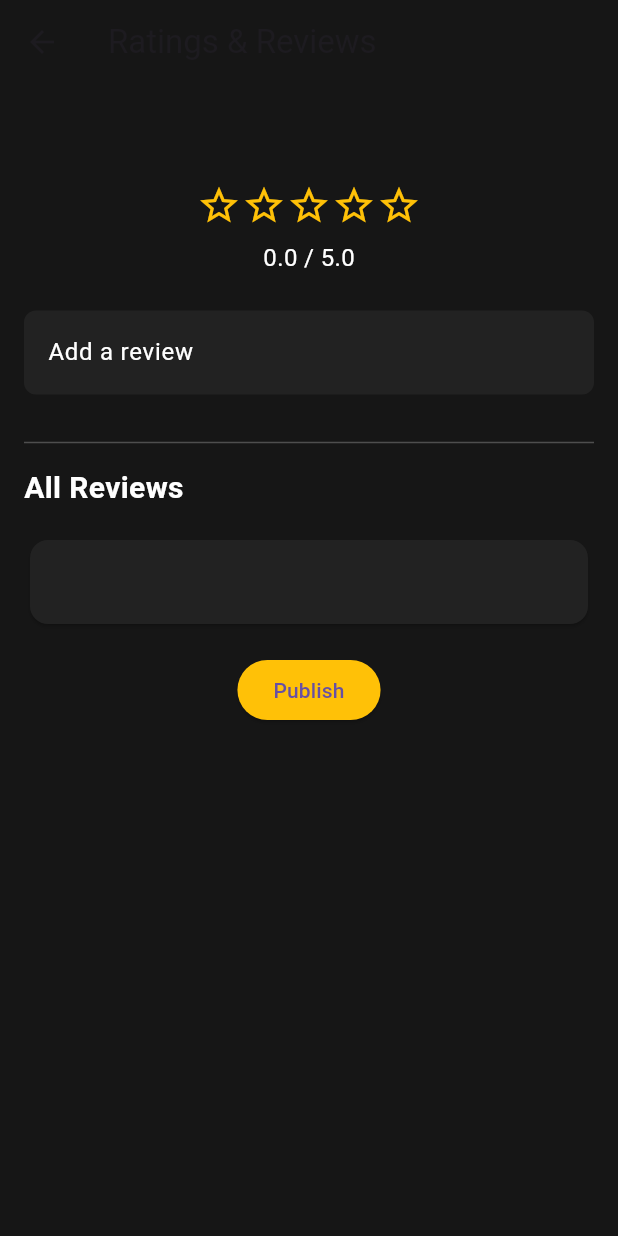
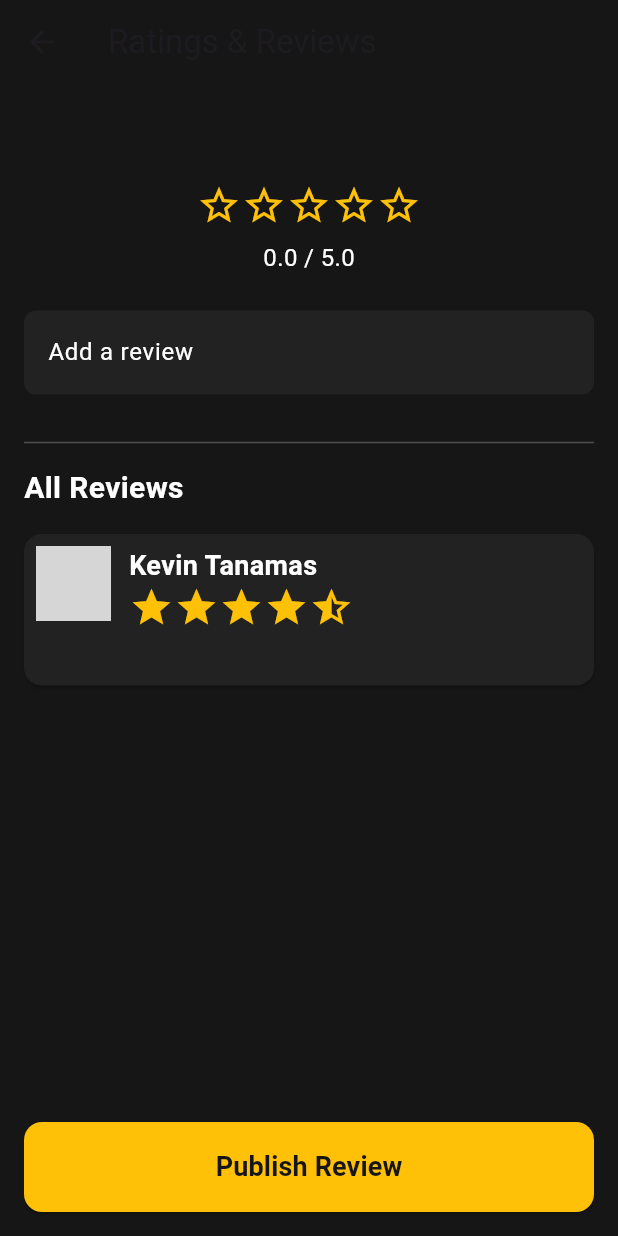
Before and after one commit to Dayaszs/1_D_Bioskop, a Flutter app: the RatingsAndReviewsView screen opened directly with empty values, on a phone screen of 412 x 824 dp. Run offline on Flutter 3.47's test engine with Material 3 defaults, Android fonts, the phone set to English and light mode, and no system bars; our stand-ins replace auto_size_text, geolocator, image_picker, persistent_bottom_nav_bar; missing offline and left inert: dart:ffi; network calls fail; statements that could not run were skipped; grey boxes are pictures that could not be loaded.

Commit message:
fix: perbaiki review dan merapikan folder

```diff
--- a/flutter_application_1/lib/view/listReview.dart
+++ /dev/null
@@ -1,132 +0,0 @@
-import 'package:flutter/material.dart';
-import 'package:flutter_application_1/data/film.dart';
-import 'package:flutter_application_1/utilities/constant.dart';
-
-class RatingsAndReviewsView extends StatelessWidget {
-  final Film film;
-
-  const RatingsAndReviewsView({super.key, required this.film});
-
-  @override
-  Widget build(BuildContext context) {
-    final TextEditingController _reviewController = TextEditingController();
-
-    return Scaffold(
-      appBar: AppBar(
-        title: const Text("Ratings & Reviews"),
-        backgroundColor: darkColor,
-      ),
-      body: SingleChildScrollView(
-        child: Padding(
-          padding: const EdgeInsets.all(16.0),
-          child: Column(
-            crossAxisAlignment: CrossAxisAlignment.center,
-            children: [
-              // Film title
-              Text(
-                film.judul,
-                style: const TextStyle(
-                  fontSize: 24,
-                  fontWeight: FontWeight.bold,
-                  color: Colors.white,
-                ),
-                textAlign: TextAlign.center,
-              ),
-              const SizedBox(height: 16),
-
-              // Film rating (stars)
-              Row(
-                mainAxisAlignment: MainAxisAlignment.center,
-                children: List.generate(
-                  5,
-                  (index) => Icon(
-                    index < (film.ratings ?? 0).ceil()
-                        ? Icons.star
-                        : Icons.star_border,
-                    color: lightColor,
-                    size: 30,
-                  ),
-                ),
-              ),
-              const SizedBox(height: 8),
-              Text(
-                "${film.ratings?.toStringAsFixed(1) ?? "0.0"} / 5.0",
-                style: const TextStyle(color: Colors.white, fontSize: 16),
-              ),
-              const SizedBox(height: 24),
-
-              // Review input
-              TextField(
-                controller: _reviewController,
-                style: const TextStyle(color: Colors.white),
-                decoration: InputDecoration(
-                  labelText: "Add a review",
-                  labelStyle: const TextStyle(color: Colors.white),
-                  filled: true,
-                  fillColor: const Color(0xFF222222),
-                  border: OutlineInputBorder(
-                    borderRadius: BorderRadius.circular(8),
-                    borderSide: BorderSide.none,
-                  ),
-                ),
-              ),
-              const SizedBox(height: 16),
-              const Divider(
-                color: Colors.white24,
-                height: 32,
-              ),
-              // Reviews list
-              const Align(
-                alignment: Alignment.centerLeft,
-                child: Text(
-                  "All Reviews",
-                  style: TextStyle(
-                    fontSize: 20,
-                    fontWeight: FontWeight.bold,
-                    color: Colors.white,
-                  ),
-                ),
-              ),
-              const SizedBox(height: 16),
-              film.review != null
-                  ? Card(
-                      color: const Color(0xFF222222),
-                      child: ListTile(
-                        title: Text(
-                          film.review!,
-                          style: const TextStyle(color: Colors.white),
-                        ),
-                      ),
-                    )
-                  : const Text(
-                      "No reviews yet.",
-                      style: TextStyle(color: Colors.grey),
-                    ),
-              const SizedBox(height: 16),
-              ElevatedButton(
-                onPressed: () {
-                  // Implement action for saving the review
-                  if (_reviewController.text.isNotEmpty) {
-                    ScaffoldMessenger.of(context).showSnackBar(
-                      SnackBar(
-                        content: const Text("Review added successfully!"),
-                        backgroundColor: Colors.green,
-                      ),
-                    );
-                    _reviewController.clear();
-                  }
-                },
-                style: ElevatedButton.styleFrom(
-                  backgroundColor: lightColor,
-                ),
-                child: const Text("Publish"),
-              ),
-              const SizedBox(height: 24), // Adds space between reviews
-            ],
-          ),
-        ),
-      ),
-      backgroundColor: darkColor,
-    );
-  }
-}
--- a/flutter_application_1/lib/view/startPage.dart
+++ b/flutter_application_1/lib/view/loginRegister_view/startPage.dart
@@ -1,6 +1,6 @@
 import 'package:flutter/material.dart';
-import 'package:flutter_application_1/view/login.dart';
-import 'package:flutter_application_1/view/register.dart';
+import 'package:flutter_application_1/view/loginRegister_view/login.dart';
+import 'package:flutter_application_1/view/loginRegister_view/register.dart';
 
 class StartPageView extends StatelessWidget {
   const StartPageView({super.key});
--- /dev/null
+++ b/flutter_application_1/lib/view/ratings_view/listReview.dart
@@ -0,0 +1,188 @@
+import 'package:flutter/material.dart';
+import 'package:flutter_application_1/data/film.dart';
+import 'package:flutter_application_1/utilities/constant.dart';
+
+class RatingsAndReviewsView extends StatelessWidget {
+  final Film film;
+
+  const RatingsAndReviewsView({super.key, required this.film});
+
+  @override
+  Widget build(BuildContext context) {
+    final TextEditingController _reviewController = TextEditingController();
+
+    final String username = "Kevin Tanamas";
+    final String userProfileImage = "https://www.example.com/profile.jpg";
+    final double userRating = 4.5;
+
+    // Function to create the star widgets based on rating
+    List<Widget> _buildStarRating(double rating) {
+      List<Widget> stars = [];
+      for (int i = 0; i < 5; i++) {
+        if (rating >= i + 1) {
+          stars.add(Icon(Icons.star, color: lightColor, size: 30));
+        } else if (rating > i && rating < i + 1) {
+          stars.add(Icon(Icons.star_half, color: lightColor, size: 30));
+        } else {
+          stars.add(Icon(Icons.star_border, color: lightColor, size: 30));
+        }
+      }
+      return stars;
+    }
+
+    return Scaffold(
+      appBar: AppBar(
+        title: const Text("Ratings & Reviews"),
+        backgroundColor: darkColor,
+      ),
+      body: Column(
+        children: [
+          Expanded(
+            child: SingleChildScrollView(
+              child: Padding(
+                padding: const EdgeInsets.all(16.0),
+                child: Column(
+                  crossAxisAlignment: CrossAxisAlignment.center,
+                  children: [
+                    // Film title
+                    Text(
+                      film.judul,
+                      style: const TextStyle(
+                        fontSize: 24,
+                        fontWeight: FontWeight.bold,
+                        color: Colors.white,
+                      ),
+                      textAlign: TextAlign.center,
+                    ),
+                    const SizedBox(height: 16),
+
+                    // Film rating (stars) - dynamic stars
+                    Row(
+                      mainAxisAlignment: MainAxisAlignment.center,
+                      children: _buildStarRating(film.ratings ?? 0),
+                    ),
+                    const SizedBox(height: 8),
+                    Text(
+                      "${film.ratings?.toStringAsFixed(1) ?? "0.0"} / 5.0",
+                      style: const TextStyle(color: Colors.white, fontSize: 16),
+                    ),
+                    const SizedBox(height: 24),
+
+                    // Review input
+                    TextField(
+                      controller: _reviewController,
+                      style: const TextStyle(color: Colors.white),
+                      decoration: InputDecoration(
+                        labelText: "Add a review",
+                        labelStyle: const TextStyle(color: Colors.white),
+                        filled: true,
+                        fillColor: const Color(0xFF222222),
+                        border: OutlineInputBorder(
+                          borderRadius: BorderRadius.circular(8),
+                          borderSide: BorderSide.none,
+                        ),
+                      ),
+                    ),
+                    const SizedBox(height: 16),
+                    const Divider(
+                      color: Colors.white24,
+                      height: 32,
+                    ),
+                    // Reviews list
+                    const Align(
+                      alignment: Alignment.centerLeft,
+                      child: Text(
+                        "All Reviews",
+                        style: TextStyle(
+                          fontSize: 20,
+                          fontWeight: FontWeight.bold,
+                          color: Colors.white,
+                        ),
+                      ),
+                    ),
+                    const SizedBox(height: 16),
+
+                    // Wrapper for User Profile & Review
+                    Card(
+                      color: const Color(0xFF222222),
+                      margin: const EdgeInsets.only(bottom: 16),
+                      child: Padding(
+                        padding: const EdgeInsets.all(8.0),
+                        child: Row(
+                          crossAxisAlignment: CrossAxisAlignment.start, // Align items to start
+                          children: [
+                            CircleAvatar(
+                              backgroundImage: NetworkImage(userProfileImage),
+                              radius: 25,
+                            ),
+                            const SizedBox(width: 12),
+                            Expanded( // Use Expanded widget to prevent overflow
+                              child: Column(
+                                crossAxisAlignment: CrossAxisAlignment.start, // Align text to start
+                                children: [
+                                  Text(
+                                    username,
+                                    style: const TextStyle(
+                                      fontSize: 18,
+                                      fontWeight: FontWeight.bold,
+                                      color: Colors.white,
+                                    ),
+                                  ),
+                                  Row(
+                                    children: _buildStarRating(userRating),
+                                  ),
+                                  const SizedBox(height: 8),
+                                  Text(
+                                    film.review ?? "No review yet.",
+                                    style: const TextStyle(color: Colors.white),
+                                    maxLines: null, // Allows the text to wrap
+                                    overflow: TextOverflow.visible, // Ensures the text is not truncated
+                                  ),
+                                ],
+                              ),
+                            ),
+                          ],
+                        ),
+                      ),
+                    ),
+                    const SizedBox(height: 16),
+                  ],
+                ),
+              ),
+            ),
+          ),
+          // Button to publish review
+          Padding(
+            padding: const EdgeInsets.all(16.0),
+            child: ElevatedButton(
+              onPressed: () {
+                // Implement action for saving the review
+                if (_reviewController.text.isNotEmpty) {
+                  ScaffoldMessenger.of(context).showSnackBar(
+                    SnackBar(
+                      content: const Text("Review added successfully!"),
+                      backgroundColor: Colors.green,
+                    ),
+                  );
+                  _reviewController.clear();
+                }
+              },
+              style: ElevatedButton.styleFrom(
+                backgroundColor: lightColor,
+                minimumSize: Size(double.infinity, 60), // Make the button larger
+                shape: RoundedRectangleBorder(
+                  borderRadius: BorderRadius.circular(12), // Rounded corners
+                ),
+              ),
+              child: const Text(
+                "Publish Review",
+                style: TextStyle(fontSize: 18, fontWeight: FontWeight.bold, color: darkColor),
+              ),
+            ),
+          ),
+        ],
+      ),
+      backgroundColor: darkColor,
+    );
+  }
+}
--- a/flutter_application_1/pubspec.yaml
+++ b/flutter_application_1/pubspec.yaml
@@ -19,7 +19,7 @@ dependencies:
   carousel_slider: ^5.0.0
   auto_size_text: ^3.0.0
   geolocator: ^9.0.0
-  youtube_player_flutter: ^8.1.2
+  webview_flutter: ^4.10.0
 
 dev_dependencies:
   flutter_test:
```
Also changed, not shown: flutter_application_1/lib/view/movie_view/listFilm.dart (renamed from flutter_application_1/lib/view/listFilm.dart, +15 -41 lines), flutter_application_1/lib/view/home_view/home.dart (renamed from flutter_application_1/lib/view/home.dart), flutter_application_1/lib/view/home_view/listFnB.dart (renamed from flutter_application_1/lib/view/listFnB.dart), flutter_application_1/lib/view/home_view/location.dart (renamed from flutter_application_1/lib/view/location.dart), flutter_application_1/lib/view/loginRegister_view/loading.dart (renamed from flutter_application_1/lib/view/loading.dart), flutter_application_1/lib/view/loginRegister_view/login.dart (renamed from flutter_application_1/lib/view/login.dart), flutter_application_1/lib/view/loginRegister_view/register.dart (renamed from flutter_application_1/lib/view/register.dart), flutter_application_1/lib/view/movie_view/payment.dart (renamed from flutter_application_1/lib/view/payment.dart), flutter_application_1/lib/view/movie_view/paymentSuccess.dart (renamed from flutter_application_1/lib/view/paymentSuccess.dart), flutter_application_1/lib/view/movie_view/selectCinema.dart (renamed from flutter_application_1/lib/view/selectCinema.dart), flutter_application_1/lib/view/movie_view/selectSeat.dart (renamed from flutter_application_1/lib/view/selectSeat.dart), flutter_application_1/lib/view/profile_view/changePassword.dart (renamed from flutter_application_1/lib/view/changePassword.dart), flutter_application_1/lib/view/profile_view/editProfile.dart (renamed from flutter_application_1/lib/view/editProfile.dart), flutter_application_1/lib/view/profile_view/profile.dart (renamed from flutter_application_1/lib/view/profile.dart), 1 more files, 3 other files.
